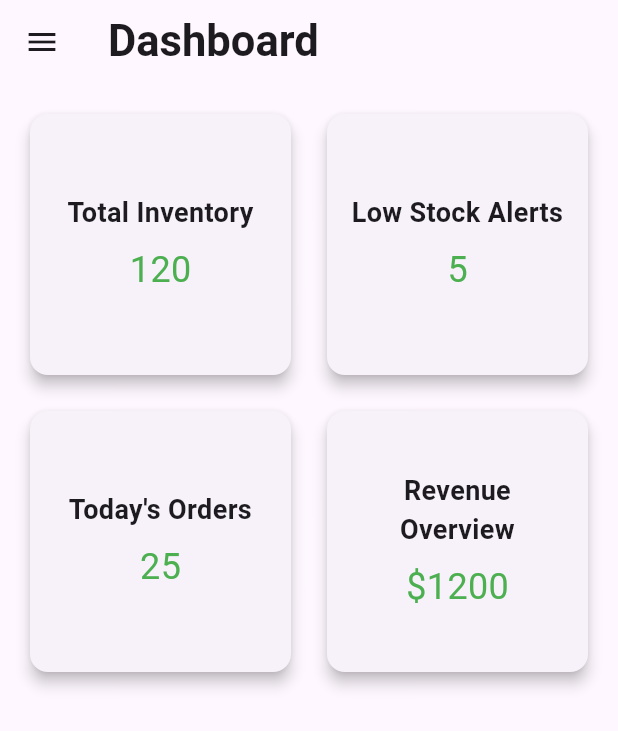
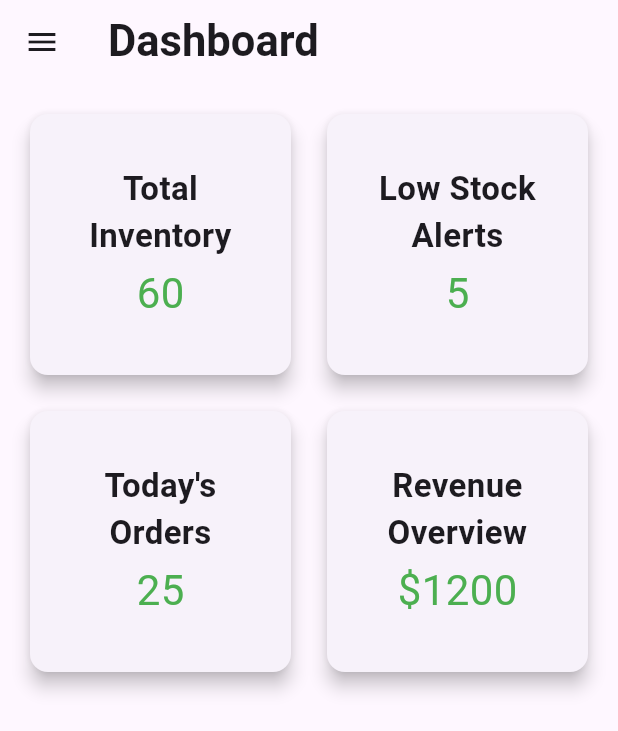
Before and after one commit to SahadRushdi/thogakade_ui, a Flutter app: the screen it shows after launch, on a phone screen of 412 x 824 dp. Shown: the top 731 px of the screen. Run offline on Flutter 3.47's test engine with Material 3 defaults, Android fonts, the phone set to English and light mode, and no system bars.

Commit message:
Fixed bugs and issues.

```diff
--- a/lib/main.dart
+++ b/lib/main.dart
@@ -14,6 +14,7 @@
       theme: AppTheme.lightTheme,
       initialRoute: AppRoutes.dashboard,
       routes: AppRoutes.routes,
+      debugShowCheckedModeBanner: false,
     );
   }
 }
--- a/lib/presentations/screens/dashboard_screen.dart
+++ b/lib/presentations/screens/dashboard_screen.dart
@@ -7,7 +7,7 @@ class DashboardScreen extends StatelessWidget {
     return Scaffold(
       appBar: AppBar(
         title: Text(
-            'Dashboard',
+          'Dashboard',
           style: TextStyle(
             fontSize: 29,
             fontWeight: FontWeight.w600,
@@ -21,7 +21,7 @@ class DashboardScreen extends StatelessWidget {
           crossAxisSpacing: 16.0,
           mainAxisSpacing: 16.0,
           children: [
-            SummaryCard(title: 'Total Inventory', value: '120'),
+            SummaryCard(title: 'Total Inventory', value: '60'),
             SummaryCard(title: 'Low Stock Alerts', value: '5'),
             SummaryCard(title: 'Today\'s Orders', value: '25'),
             SummaryCard(title: 'Revenue Overview', value: '\$1200'),
@@ -34,29 +34,44 @@ class DashboardScreen extends StatelessWidget {
           children: [
             DrawerHeader(
               decoration: BoxDecoration(color: Colors.lightGreen[700]),
-              child: Text(
+              child: const Text(
                 'Thoga Kade',
                 style: TextStyle(
                     color: Colors.white,
                     fontSize: 32,
-                    fontWeight: FontWeight.bold
-                ),
+                    fontWeight: FontWeight.bold),
               ),
             ),
             ListTile(
-              title: Text('Dashboard'),
+              title: const Text(
+                'Dashboard',
+                style: TextStyle(fontSize: 20, fontWeight: FontWeight.bold),
+                textAlign: TextAlign.center,
+              ),
               onTap: () => Navigator.pushNamed(context, '/'),
             ),
             ListTile(
-              title: Text('Inventory'),
+              title: const Text(
+                'Inventory',
+                style: TextStyle(fontSize: 20, fontWeight: FontWeight.bold),
+                textAlign: TextAlign.center,
+              ),
               onTap: () => Navigator.pushNamed(context, '/inventory'),
             ),
             ListTile(
-              title: Text('Orders'),
+              title: const Text(
+                'Orders',
+                style: TextStyle(fontSize: 20, fontWeight: FontWeight.bold),
+                textAlign: TextAlign.center,
+              ),
               onTap: () => Navigator.pushNamed(context, '/orders'),
             ),
             ListTile(
-              title: Text('Reports'),
+              title: const Text(
+                'Reports',
+                style: TextStyle(fontSize: 20, fontWeight: FontWeight.bold),
+                textAlign: TextAlign.center,
+              ),
               onTap: () => Navigator.pushNamed(context, '/reports'),
             ),
           ],
--- a/lib/presentations/widgets/summary_card.dart
+++ b/lib/presentations/widgets/summary_card.dart
@@ -9,7 +9,7 @@ class SummaryCard extends StatelessWidget {
   @override
   Widget build(BuildContext context) {
     return Card(
-      elevation: 4.0,
+      elevation: 5.0,
       shape: RoundedRectangleBorder(borderRadius: BorderRadius.circular(12)),
       child: Padding(
         padding: const EdgeInsets.all(16.0),
@@ -18,13 +18,13 @@ class SummaryCard extends StatelessWidget {
           children: [
             Text(
               title,
-              style: TextStyle(fontSize: 18, fontWeight: FontWeight.bold),
+              style: TextStyle(fontSize: 22, fontWeight: FontWeight.bold),
               textAlign: TextAlign.center,
             ),
-            SizedBox(height: 8.0),
+            SizedBox(height: 3.0),
             Text(
               value,
-              style: TextStyle(fontSize: 24, color: Colors.green),
+              style: TextStyle(fontSize: 28, color: Colors.green),
             ),
           ],
         ),
```
